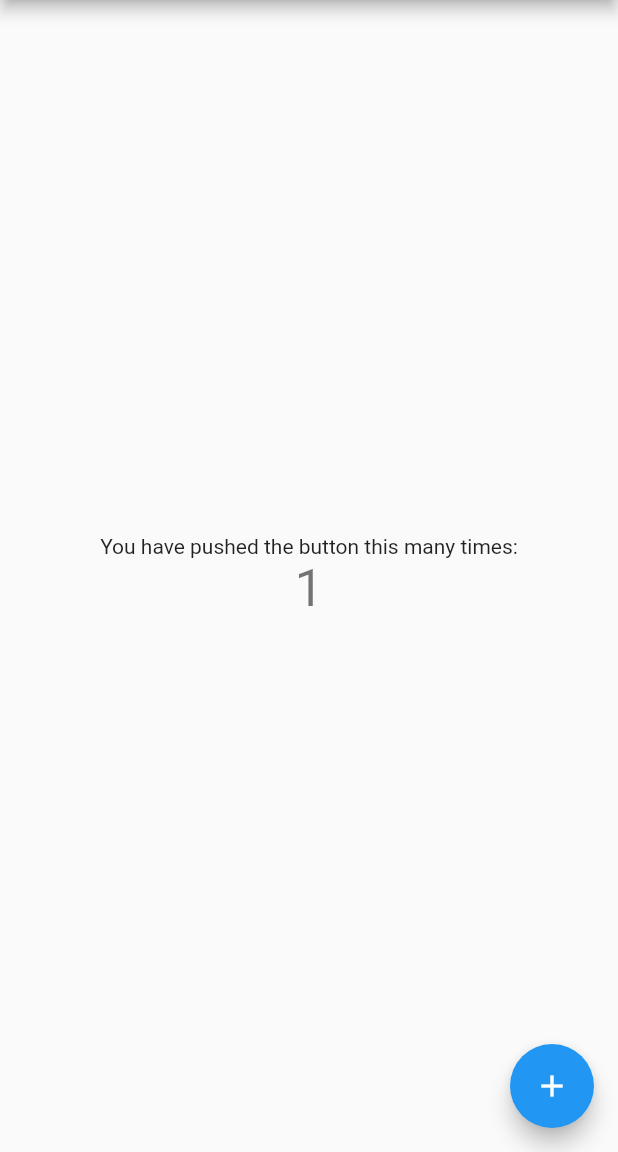
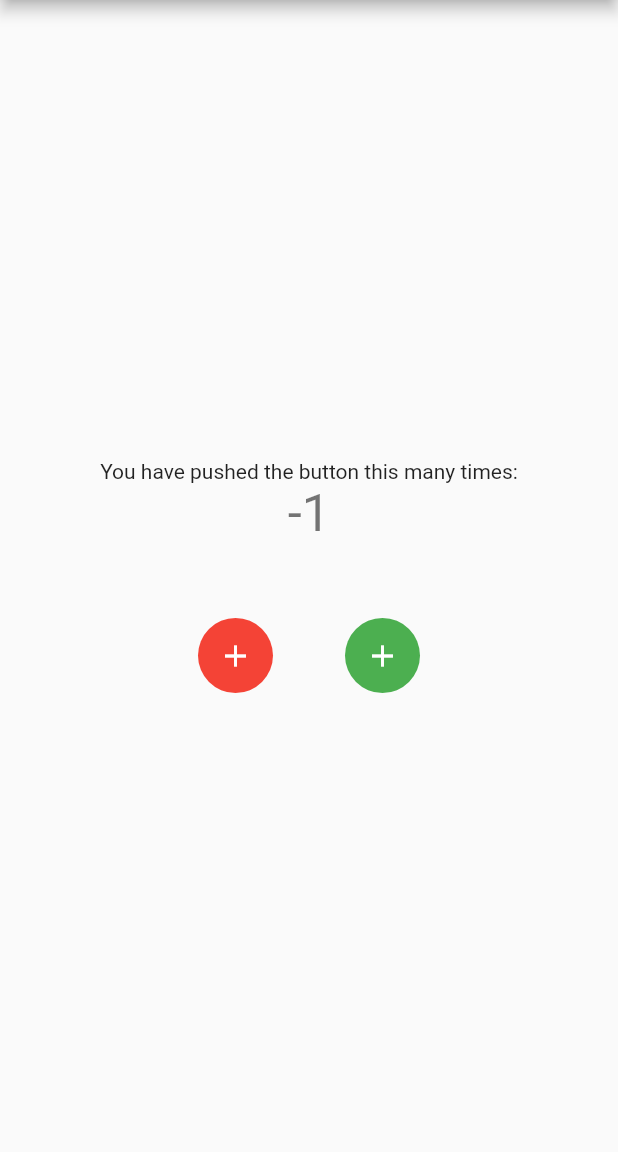
Before and after one commit to Nick-Joseph/Counter-Bloc-app, a Flutter app: the screen it shows after launch, after a tap on the "add" icon, on a phone screen of 412 x 824 dp, the part 84-1236 px from its top. Run offline on Flutter 3.47's test engine with Material 2 defaults, Android fonts, the phone set to English and light mode, and no system bars; our stand-ins replace flutter_bloc.

```diff
--- a/lib/bloc/counter_bloc.dart
+++ b/lib/bloc/counter_bloc.dart
@@ -3,5 +3,21 @@ import 'package:counter_bloc_app/bloc/counter_state.dart';
 import 'package:flutter_bloc/flutter_bloc.dart';
 
 class CounterBloc extends Bloc<CounterEvents, CounterStates> {
-  CounterBloc() : super(InitialState()) {}
+  int counter = 0;
+  CounterBloc() : super(InitialState()) {
+    on<NumberIncrease>(onNumberIncrease);
+    on<NumberDecrease>(onNumberDecrease);
+  }
+
+  void onNumberIncrease(
+      NumberIncrease event, Emitter<CounterStates> emit) async {
+    counter = counter + 1;
+    emit(UpdateState(counter));
+  }
+
+  void onNumberDecrease(
+      NumberDecrease event, Emitter<CounterStates> emit) async {
+    counter = counter - 1;
+    emit(UpdateState(counter));
+  }
 }
--- a/lib/bloc/counter_state.dart
+++ b/lib/bloc/counter_state.dart
@@ -2,4 +2,8 @@ class CounterStates {}
 
 class InitialState extends CounterStates {}
 
-class UpdateCounter extends CounterStates {}
+class UpdateState extends CounterStates {
+  final int counter;
+
+  UpdateState(this.counter);
+}
--- a/lib/main.dart
+++ b/lib/main.dart
@@ -1,4 +1,8 @@
+import 'package:counter_bloc_app/bloc/counter_bloc.dart';
+import 'package:counter_bloc_app/bloc/counter_event.dart';
+import 'package:counter_bloc_app/bloc/counter_state.dart';
 import 'package:flutter/material.dart';
+import 'package:flutter_bloc/flutter_bloc.dart';
 
 void main() {
   runApp(const MyApp());
@@ -10,13 +14,15 @@ class MyApp extends StatelessWidget {
   // This widget is the root of your application.
   @override
   Widget build(BuildContext context) {
-    return MaterialApp(
+    return BlocProvider(
+        create: (context) => CounterBloc(),
+        child: MaterialApp(
           title: 'Flutter Demo',
           theme: ThemeData(
             primarySwatch: Colors.blue,
           ),
           home: const MyHomePage(title: 'Flutter Demo Home Page'),
-    );
+        ));
   }
 }
 
@@ -30,13 +36,7 @@ class MyHomePage extends StatefulWidget {
 }
 
 class _MyHomePageState extends State<MyHomePage> {
-  int _counter = 0;
-
-  void _incrementCounter() {
-    setState(() {
-      _counter++;
-    });
-  }
+  int counter = 0;
 
   @override
   Widget build(BuildContext context) {
@@ -44,7 +44,20 @@ class _MyHomePageState extends State<MyHomePage> {
       appBar: AppBar(
         title: Text(widget.title),
       ),
-      body: Center(
+      body: BlocBuilder<CounterBloc, CounterStates>(builder: (context, state) {
+        if (state is InitialState) {
+          return _counter(context, 0);
+        }
+        if (state is UpdateState) {
+          return _counter(context, state.counter);
+        }
+        return Container();
+      }),
+    );
+  }
+
+  Widget _counter(BuildContext context, int counter) {
+    return Center(
       child: Column(
         mainAxisAlignment: MainAxisAlignment.center,
         children: <Widget>[
@@ -52,16 +65,45 @@ class _MyHomePageState extends State<MyHomePage> {
             'You have pushed the button this many times:',
           ),
           Text(
-              '$_counter',
+            counter.toString(),
             style: Theme.of(context).textTheme.headlineMedium,
           ),
+          const SizedBox(
+            height: 50,
+          ),
+          Row(
+            mainAxisAlignment: MainAxisAlignment.center,
+            children: [
+              MaterialButton(
+                color: Colors.red,
+                elevation: 0,
+                height: 50,
+                shape: const CircleBorder(),
+                child: const Icon(
+                  Icons.add,
+                  color: Colors.white,
+                ),
+                onPressed: () =>
+                    context.read<CounterBloc>().add(NumberDecrease()),
+              ),
+              const SizedBox(
+                width: 10,
+              ),
+              MaterialButton(
+                color: Colors.green,
+                elevation: 0,
+                height: 50,
+                shape: const CircleBorder(),
+                child: const Icon(
+                  Icons.add,
+                  color: Colors.white,
+                ),
+                onPressed: () =>
+                    context.read<CounterBloc>().add(NumberIncrease()),
+              ),
             ],
-        ),
-      ),
-      floatingActionButton: FloatingActionButton(
-        onPressed: _incrementCounter,
-        tooltip: 'Increment',
-        child: const Icon(Icons.add),
+          )
+        ],
       ),
     );
   }
```
Also changed, not shown: pubspec.lock. Lines whose indentation alone changed are shown as unchanged.
